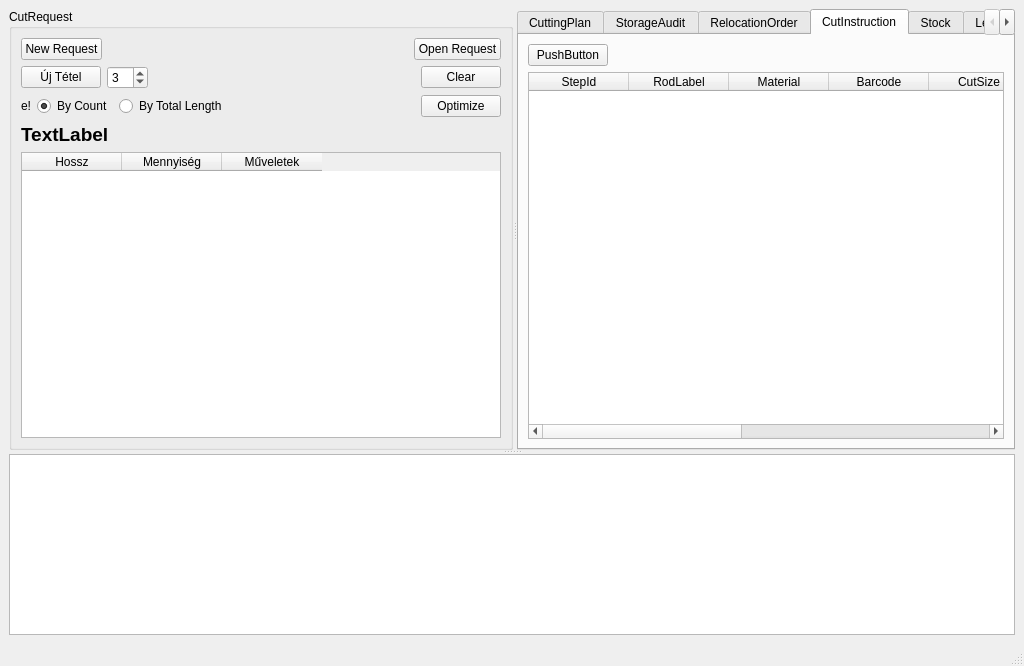
First picture: the form in view/MainWindow.ui, repository horvathzoltan/cutplannerpro, before the edit.
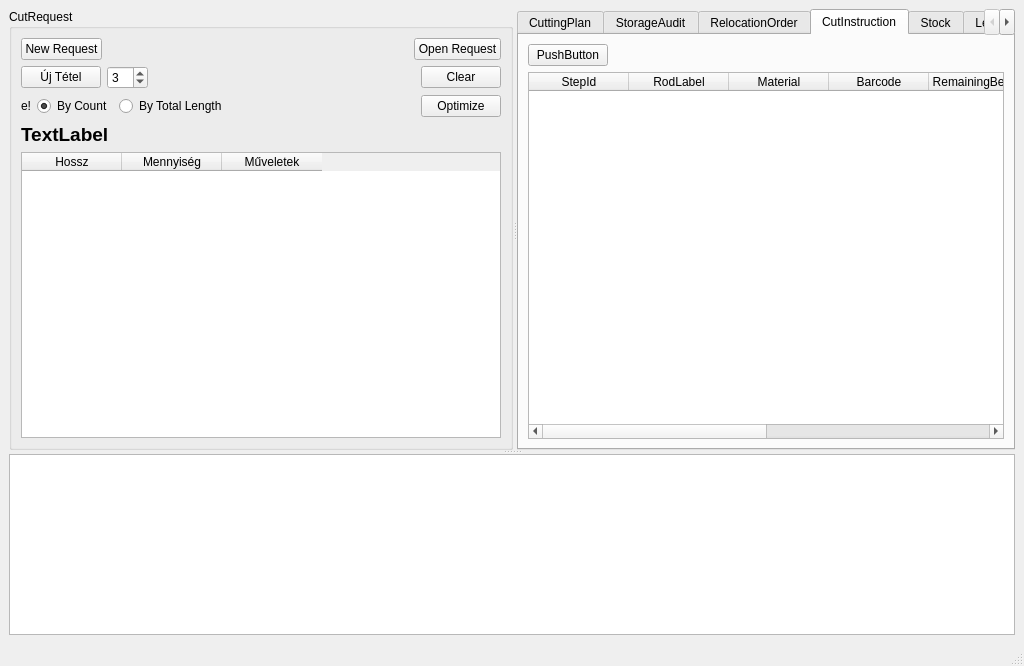
Second picture: the form after the edit. The open tabs and pages were chosen to show the change.

Diff of the .ui file:
```diff
--- a/view/MainWindow.ui
+++ b/view/MainWindow.ui
@@ -523,26 +523,21 @@
               <string>Barcode</string>
              </property>
             </column>
-            <column>
-             <property name="text">
-              <string>CutSize</string>
-             </property>
-            </column>
             <column>
              <property name="text">
               <string>RemainingBefore</string>
              </property>
             </column>
+            <column>
+             <property name="text">
+              <string>CutSize</string>
+             </property>
+            </column>
             <column>
              <property name="text">
               <string>RemainingAfter</string>
              </property>
             </column>
-            <column>
-             <property name="text">
-              <string>Machine</string>
-             </property>
-            </column>
             <column>
              <property name="text">
               <string>Status</string>
```
Left out of the diff: 2 changed lines with no effect on the pictures.
